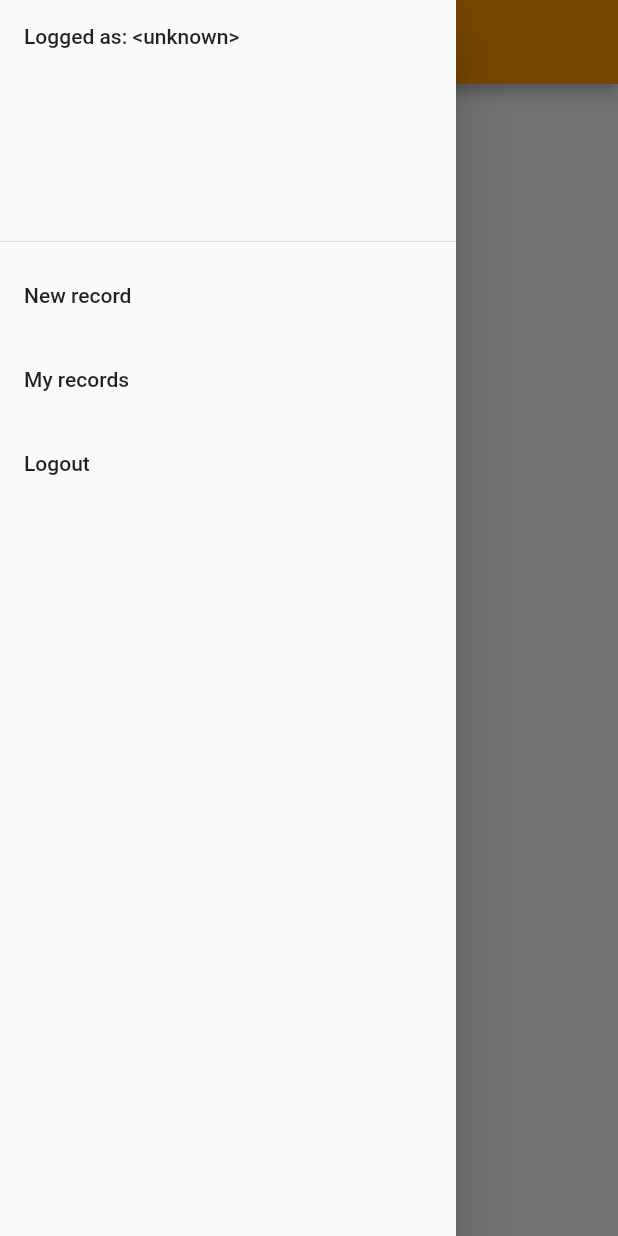
After one commit to Voice-from-Fire/vffservice, a Flutter app: the ScreenWrapper screen opened directly, with the side drawer open, on a phone screen of 412 x 824 dp. The commit adds this screen. Run offline on Flutter 3.47's test engine with Material 2 defaults, Android fonts, the phone set to English and light mode, and no system bars; missing offline and left inert: dart:html.

Commit message:
routing + appstate

```diff
--- /dev/null
+++ b/vffapp/lib/common/appstate.dart
@@ -0,0 +1,21 @@
+import 'package:flutter/material.dart';
+
+class AppState with ChangeNotifier {
+  String? _accessToken = null;
+  String? _userName = null;
+
+  bool isLogged() => _accessToken != null;
+  String? userName() => _userName;
+
+  void login(String userName, String token) {
+    _userName = userName;
+    _accessToken = token;
+    notifyListeners();
+  }
+
+  void logout() {
+    _userName = null;
+    _accessToken = null;
+    notifyListeners();
+  }
+}
--- /dev/null
+++ b/vffapp/lib/common/errors.dart
@@ -0,0 +1,6 @@
+import 'package:flutter/material.dart';
+
+void showErrorMessage(BuildContext context, String message) {
+  ScaffoldMessenger.of(context).showSnackBar(
+      SnackBar(backgroundColor: Colors.red[400], content: Text(message)));
+}
--- /dev/null
+++ b/vffapp/lib/components/ScreenWrapper.dart
@@ -0,0 +1,56 @@
+import 'package:flutter/material.dart';
+import 'package:provider/provider.dart';
+import 'package:vffapp/screens/NewRecordScreen.dart';
+
+import '../common/appstate.dart';
+
+class ScreenWrapper extends StatelessWidget {
+  final Widget? child;
+  final String title;
+
+  const ScreenWrapper(this.title, {Key? key, @required this.child})
+      : super(key: key);
+
+  @override
+  Widget build(BuildContext context) {
+    AppState appState = context.watch<AppState>();
+    String userName = appState.userName() ?? "<unknown>";
+    var drawer_content = ListView(
+      // Important: Remove any padding from the ListView.
+      padding: EdgeInsets.zero,
+      children: [
+        DrawerHeader(
+          decoration: BoxDecoration(),
+          child: Text('Logged as: ${userName}'),
+        ),
+        ListTile(
+          title: const Text('New record'),
+          onTap: () {
+            Navigator.pop(context);
+            Navigator.of(context).pushNamed(NewRecordScreen.route);
+          },
+        ),
+        ListTile(
+          title: const Text('My records'),
+          onTap: () {
+            Navigator.pop(context);
+            Navigator.of(context).pushNamed(NewRecordScreen.route);
+          },
+        ),
+        ListTile(
+          title: const Text('Logout'),
+          onTap: () {
+            AppState appState = context.read<AppState>();
+            appState.logout();
+            Navigator.pop(context);
+            Navigator.of(context).pushNamed("/");
+          },
+        ),
+      ],
+    );
+    return Scaffold(
+        appBar: AppBar(title: Text(title)),
+        body: child,
+        drawer: Drawer(child: drawer_content));
+  }
+}
--- /dev/null
+++ b/vffapp/lib/screens/NewRecordScreen.dart
@@ -0,0 +1,16 @@
+import 'package:flutter/material.dart';
+
+import '../components/ScreenWrapper.dart';
+
+class NewRecordScreen extends StatelessWidget {
+  const NewRecordScreen({super.key});
+
+  static const String route = '/new';
+
+  @override
+  Widget build(BuildContext context) {
+    return ScreenWrapper("New record",
+        child:
+            Text("New record", style: Theme.of(context).textTheme.headline3));
+  }
+}
--- a/vffapp/lib/screens/RecordScreen.dart
+++ b/vffapp/lib/screens/RecordScreen.dart
@@ -1,5 +1,6 @@
 import 'package:flutter/material.dart';
-import 'package:vffapp/components/MainBar.dart';
+
+import '../components/ScreenWrapper.dart';
 
 class RecordScreen extends StatelessWidget {
   const RecordScreen({super.key});
@@ -8,8 +9,7 @@ class RecordScreen extends StatelessWidget {
 
   @override
   Widget build(BuildContext context) {
-    return Scaffold(
-        appBar: makeBar(context),
-        body: Text("Records", style: Theme.of(context).textTheme.headline3));
+    return ScreenWrapper("Audio records",
+        child: Text("Records", style: Theme.of(context).textTheme.headline3));
   }
 }
--- a/vffapp/pubspec.yaml
+++ b/vffapp/pubspec.yaml
@@ -36,6 +36,7 @@ dependencies:
   # The following adds the Cupertino Icons font to your application.
   # Use with the CupertinoIcons class for iOS style icons.
   cupertino_icons: ^1.0.2
+  provider: ^6.0.5
 
 dev_dependencies:
   flutter_test:
```
Also changed, not shown: vffapp/lib/main.dart (+27 -3 lines), vffapp/lib/screens/LoginScreen.dart (+20 -18 lines), vffapp/pubspec.lock.
